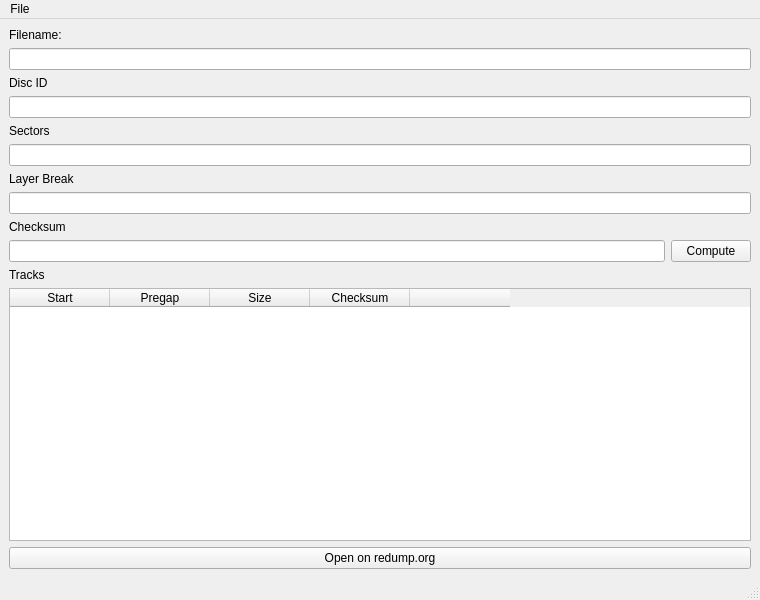
Old version of the form Play!/tools/DiscChecker/MainWindow.ui in the repository kiddreads/Avalon.
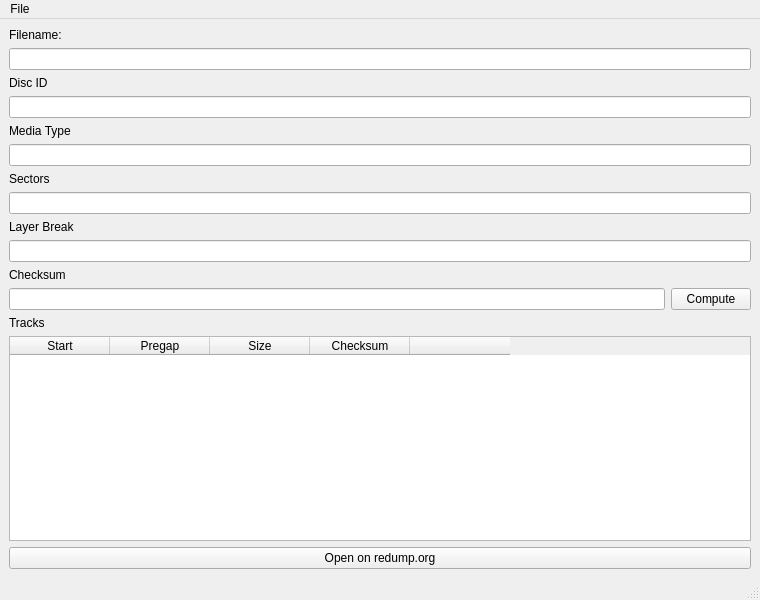
New version of the form.

Commit message: Add media type field.

```diff
--- a/Play!/tools/DiscChecker/MainWindow.ui
+++ b/Play!/tools/DiscChecker/MainWindow.ui
@@ -39,6 +39,20 @@
       </property>
      </widget>
     </item>
+    <item>
+     <widget class="QLabel" name="mediaTypeLabel">
+      <property name="text">
+       <string>Media Type</string>
+      </property>
+     </widget>
+    </item>
+    <item>
+     <widget class="QLineEdit" name="mediaTypeEdit">
+      <property name="readOnly">
+       <bool>true</bool>
+      </property>
+     </widget>
+    </item>
     <item>
      <widget class="QLabel" name="sectorsLabel">
       <property name="text">
```
The commit also changes 1 other file.
